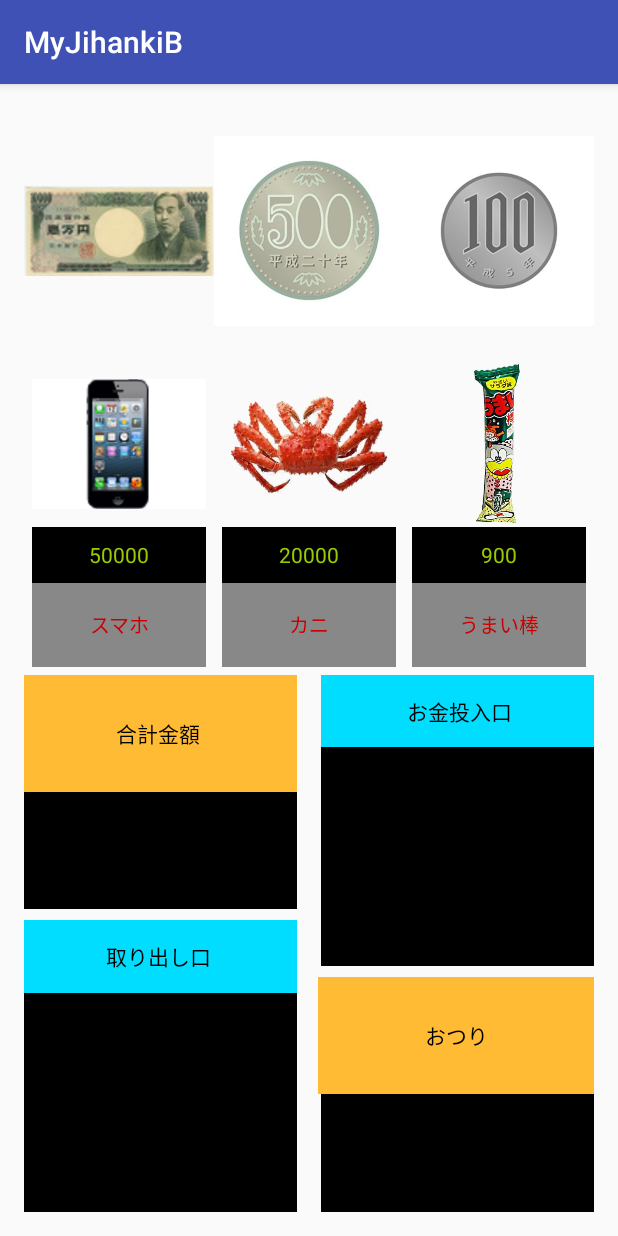
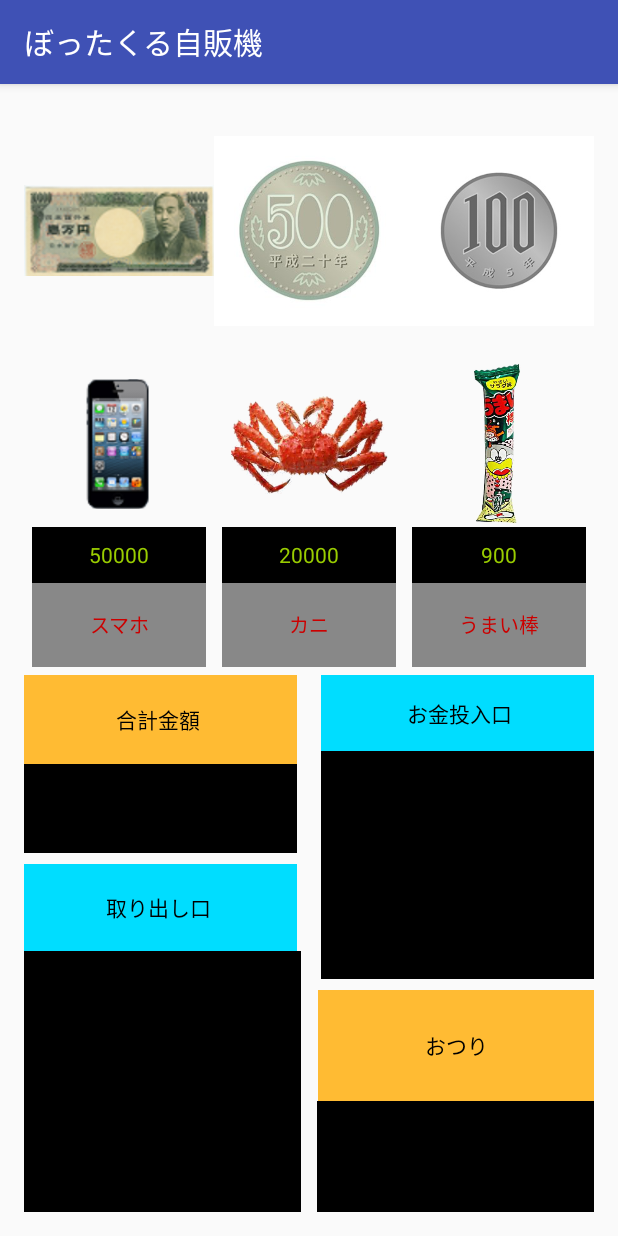
Before and after one commit to QuadESL/Sozan201605B, an Android app: the screen it shows after launch (MainActivity), on a phone screen of 412 x 824 dp. Run offline under Robolectric (Android 15) with nearby library versions, the phone set to English and light mode, and no system bars; our stand-ins replace ButterKnife.

Commit message:
20160526 最後まで完成

```diff
--- a/MyJihankiB/app/src/main/AndroidManifest.xml
+++ b/MyJihankiB/app/src/main/AndroidManifest.xml
@@ -4,7 +4,7 @@
 
     <application
         android:allowBackup="true"
-        android:icon="@mipmap/ic_launcher"
+        android:icon="@mipmap/jihanki"
         android:label="@string/app_name"
         android:supportsRtl="true"
         android:theme="@style/AppTheme">
--- a/MyJihankiB/app/src/main/res/layout/activity_main.xml
+++ b/MyJihankiB/app/src/main/res/layout/activity_main.xml
@@ -65,7 +65,7 @@
                     android:layout_width="match_parent"
                     android:layout_height="0dp"
                     android:id="@+id/syasin1"
-                    android:src="@drawable/sumaho1"
+                    android:src="@drawable/sumaho2"
                     android:layout_weight="6" />
 
                 <TextView
@@ -182,7 +182,7 @@
                     android:layout_width="match_parent"
                     android:layout_height="wrap_content"
                     android:layout_gravity="center_horizontal"
-                    android:layout_weight="2">
+                    android:layout_weight="1">
 
                     <TextView
                         android:layout_width="match_parent"
@@ -215,7 +215,7 @@
                 <LinearLayout
                     android:orientation="vertical"
                     android:layout_width="match_parent"
-                    android:layout_height="wrap_content"
+                    android:layout_height="0dp"
                     android:layout_gravity="center_horizontal"
                     android:layout_weight="3">
 
@@ -236,7 +236,6 @@
                     <ImageView
                         android:layout_width="match_parent"
                         android:layout_height="0dp"
-                        android:layout_gravity="center_horizontal"
                         android:layout_weight="3"
                         android:background="@android:color/black"
                         android:layout_marginRight="5dp"
@@ -255,8 +254,7 @@
                     android:orientation="vertical"
                     android:layout_width="match_parent"
                     android:layout_height="wrap_content"
-                    android:layout_gravity="center_horizontal"
-                    android:layout_weight="3">
+                    android:layout_weight="1.7">
 
                     <TextView
                         android:layout_width="match_parent"
@@ -286,7 +284,7 @@
                     android:orientation="vertical"
                     android:layout_width="match_parent"
                     android:layout_height="wrap_content"
-                    android:layout_weight="2">
+                    android:layout_weight="1">
 
                     <TextView
                         android:layout_width="match_parent"
@@ -307,7 +305,6 @@
                         android:layout_height="0dp"
                         android:textAppearance="?android:attr/textAppearanceSmall"
                         android:id="@+id/oturihyouji"
-                        android:layout_gravity="center_horizontal"
                         android:layout_weight="1"
                         android:background="@android:color/black"
                         android:gravity="center_vertical|end"
--- a/MyJihankiB/app/src/main/res/values/strings.xml
+++ b/MyJihankiB/app/src/main/res/values/strings.xml
@@ -1,3 +1,3 @@
 <resources>
-    <string name="app_name">MyJihankiB</string>
+    <string name="app_name">ぼったくる自販機</string>
 </resources>
```
Also changed, not shown: MyJihankiB/app/src/main/java/jp/co/oec_o/oec0155/myjihankib/MainActivity.java (+17 -2 lines), MyJihankiB/app/src/main/res/drawable/sumaho2.png (added).
